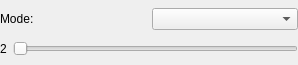
starviewer-medical/starviewer, file starviewer/src/core/qthickslabwidgetbase.ui: the form before one commit.
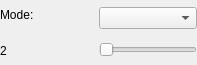
The form after the commit.

```diff
--- a/starviewer/src/core/qthickslabwidgetbase.ui
+++ b/starviewer/src/core/qthickslabwidgetbase.ui
@@ -5,22 +5,22 @@
    <rect>
     <x>0</x>
     <y>0</y>
-    <width>298</width>
+    <width>197</width>
     <height>65</height>
    </rect>
   </property>
   <property name="windowTitle" >
    <string>Form</string>
   </property>
-  <layout class="QVBoxLayout" >
+  <layout class="QHBoxLayout" >
    <property name="margin" >
     <number>0</number>
    </property>
    <property name="spacing" >
-    <number>3</number>
+    <number>0</number>
    </property>
    <item>
-    <layout class="QHBoxLayout" >
+    <layout class="QVBoxLayout" >
      <property name="margin" >
       <number>0</number>
      </property>
@@ -29,33 +29,66 @@
      </property>
      <item>
       <widget class="QLabel" name="label" >
+       <property name="sizePolicy" >
+        <sizepolicy>
+         <hsizetype>1</hsizetype>
+         <vsizetype>5</vsizetype>
+         <horstretch>0</horstretch>
+         <verstretch>0</verstretch>
+        </sizepolicy>
+       </property>
        <property name="text" >
         <string>Mode: </string>
        </property>
       </widget>
      </item>
      <item>
-      <widget class="QComboBox" name="m_projectionModeComboBox" />
-     </item>
-    </layout>
-   </item>
-   <item>
-    <layout class="QHBoxLayout" >
-     <property name="margin" >
-      <number>0</number>
-     </property>
-     <property name="spacing" >
-      <number>6</number>
-     </property>
-     <item>
       <widget class="QLabel" name="m_slabThicknessLabel" >
+       <property name="sizePolicy" >
+        <sizepolicy>
+         <hsizetype>1</hsizetype>
+         <vsizetype>5</vsizetype>
+         <horstretch>0</horstretch>
+         <verstretch>0</verstretch>
+        </sizepolicy>
+       </property>
        <property name="text" >
         <string>2</string>
        </property>
       </widget>
      </item>
+    </layout>
+   </item>
+   <item>
+    <layout class="QVBoxLayout" >
+     <property name="margin" >
+      <number>0</number>
+     </property>
+     <property name="spacing" >
+      <number>6</number>
+     </property>
+     <item>
+      <widget class="QComboBox" name="m_projectionModeComboBox" >
+       <property name="sizePolicy" >
+        <sizepolicy>
+         <hsizetype>1</hsizetype>
+         <vsizetype>0</vsizetype>
+         <horstretch>0</horstretch>
+         <verstretch>0</verstretch>
+        </sizepolicy>
+       </property>
+      </widget>
+     </item>
      <item>
       <widget class="QSlider" name="m_slabThicknessSlider" >
+       <property name="sizePolicy" >
+        <sizepolicy>
+         <hsizetype>1</hsizetype>
+         <vsizetype>0</vsizetype>
+         <horstretch>0</horstretch>
+         <verstretch>0</verstretch>
+        </sizepolicy>
+       </property>
        <property name="minimum" >
         <number>2</number>
        </property>
```
